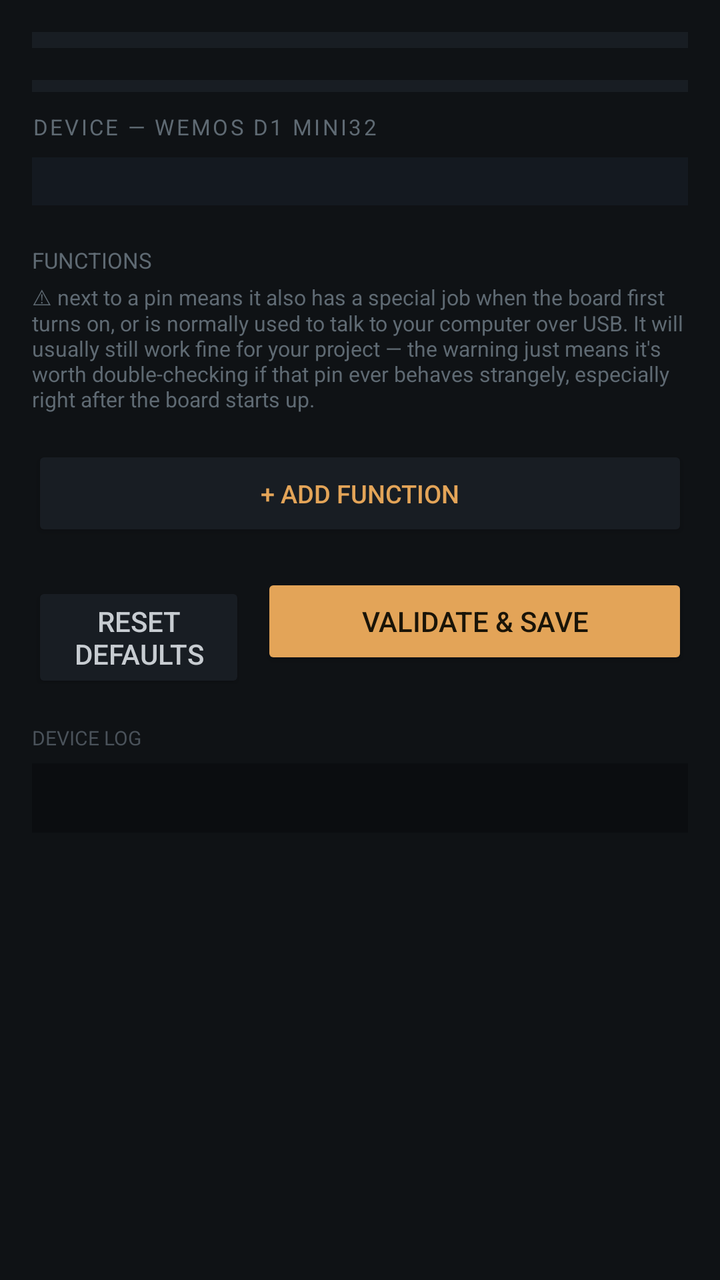
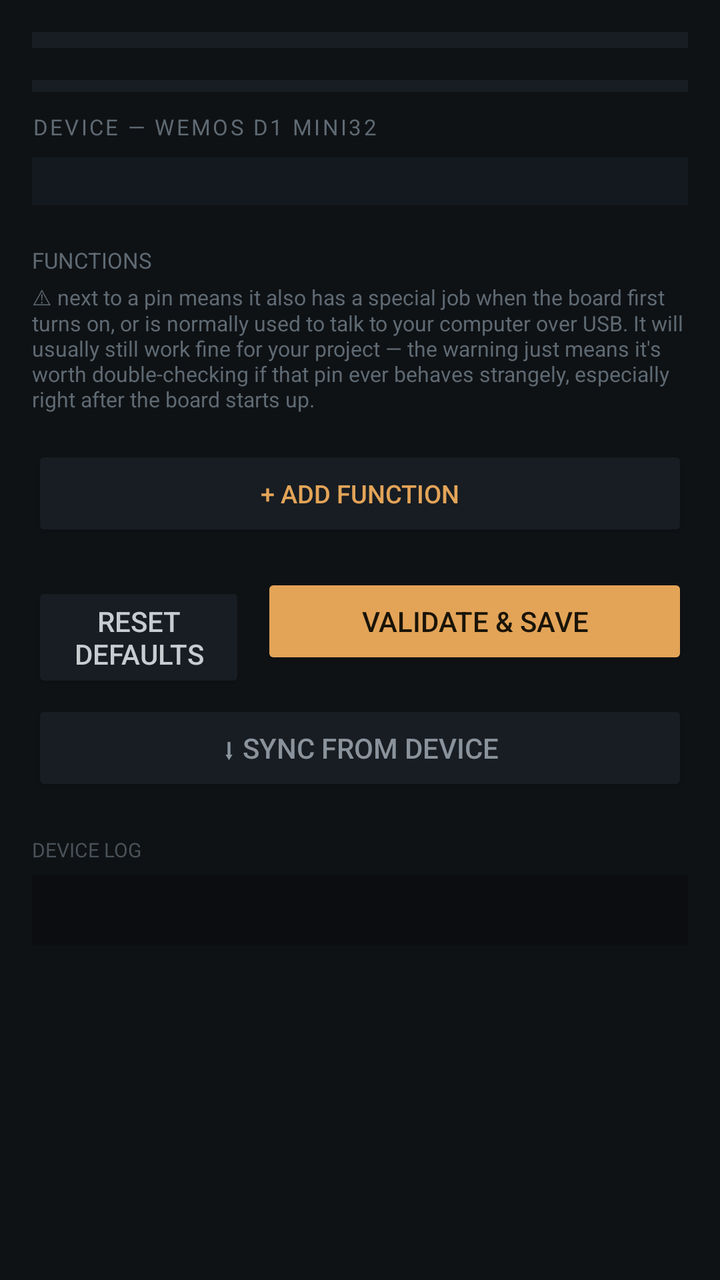

Before-and-after screenshots of an Android layout around one commit, followed by the original layout XML and the change that was made.
<!-- AndroidManifest.xml: application theme Theme.ESPad32Controller -->
<!-- res/layout/activity_pin_mapper.xml -->
<?xml version="1.0" encoding="utf-8"?>
<ScrollView xmlns:android="http://schemas.android.com/apk/res/android"
    xmlns:app="http://schemas.android.com/apk/res-auto"
    android:layout_width="match_parent"
    android:layout_height="match_parent"
    android:background="#0F1215">

    <LinearLayout
        android:layout_width="match_parent"
        android:layout_height="wrap_content"
        android:orientation="vertical"
        android:padding="16dp">

        
        <LinearLayout
            android:id="@+id/profileTabContainer"
            android:layout_width="match_parent"
            android:layout_height="wrap_content"
            android:orientation="horizontal"
            android:background="#181D23"
            android:padding="4dp"
            android:layout_marginBottom="16dp" />

        
        <LinearLayout
            android:id="@+id/boardTabContainer"
            android:layout_width="match_parent"
            android:layout_height="wrap_content"
            android:orientation="horizontal"
            android:background="#181D23"
            android:padding="3dp"
            android:layout_marginBottom="10dp" />

        <TextView
            android:id="@+id/boardSectionLabel"
            android:layout_width="wrap_content"
            android:layout_height="wrap_content"
            android:text="DEVICE — WEMOS D1 MINI32"
            android:textColor="#5F6A73"
            android:textSize="11sp"
            android:letterSpacing="0.1"
            android:layout_marginBottom="8dp" />

        <LinearLayout
            android:id="@+id/boardContainer"
            android:layout_width="match_parent"
            android:layout_height="wrap_content"
            android:orientation="horizontal"
            android:background="#141920"
            android:padding="12dp" />

        
        <TextView
            android:id="@+id/roleSectionLabel"
            android:layout_width="wrap_content"
            android:layout_height="wrap_content"
            android:text="FUNCTIONS"
            android:textColor="#5F6A73"
            android:textSize="11sp"
            android:layout_marginTop="20dp"
            android:layout_marginBottom="4dp" />

        <TextView
            android:layout_width="match_parent"
            android:layout_height="wrap_content"
            android:text="⚠ next to a pin means it also has a special job when the board first turns on, or is normally used to talk to your computer over USB. It will usually still work fine for your project — the warning just means it's worth double-checking if that pin ever behaves strangely, especially right after the board starts up."
            android:textColor="#5F6A73"
            android:textSize="10.5sp"
            android:layout_marginBottom="8dp" />

        <LinearLayout
            android:id="@+id/roleContainer"
            android:layout_width="match_parent"
            android:layout_height="wrap_content"
            android:orientation="vertical" />

        <Button
            android:id="@+id/addRoleButton"
            android:layout_width="match_parent"
            android:layout_height="wrap_content"
            android:text="+ Add Function"
            android:textSize="12.5sp"
            android:backgroundTint="#181D23"
            android:textColor="#E3A458"
            android:layout_marginTop="8dp" />

        
        <LinearLayout
            android:layout_width="match_parent"
            android:layout_height="wrap_content"
            android:orientation="horizontal"
            android:layout_marginTop="16dp">

            <Button
                android:id="@+id/resetButton"
                android:layout_width="0dp"
                android:layout_height="wrap_content"
                android:layout_weight="1"
                android:text="Reset defaults"
                android:backgroundTint="#181D23"
                android:textColor="#C7CCD1"
                android:layout_marginEnd="8dp" />

            <Button
                android:id="@+id/saveButton"
                android:layout_width="0dp"
                android:layout_height="wrap_content"
                android:layout_weight="2"
                android:text="Validate &amp; Save"
                android:backgroundTint="#E3A458"
                android:textColor="#1A1408" />
        </LinearLayout>

        
        <TextView
            android:layout_width="wrap_content"
            android:layout_height="wrap_content"
            android:text="DEVICE LOG"
            android:textColor="#4A525A"
            android:textSize="10sp"
            android:layout_marginTop="20dp"
            android:layout_marginBottom="6dp" />

        <TextView
            android:id="@+id/logText"
            android:layout_width="match_parent"
            android:layout_height="wrap_content"
            android:fontFamily="monospace"
            android:textSize="11sp"
            android:textColor="#9AA4AD"
            android:background="#0B0D10"
            android:padding="10dp" />

    </LinearLayout>
</ScrollView>
<!-- resources referenced by this layout -->
<resources>
  <style name="Theme.ESPad32Controller" parent="Theme.AppCompat.NoActionBar">
          <item name="android:windowBackground">#0A0A0A</item>
          <item name="android:statusBarColor">#000000</item>
          <item name="android:navigationBarColor">#000000</item>
          <item name="android:windowFullscreen">false</item>
      </style>
</resources>

<!-- the commit's change to res/layout/activity_pin_mapper.xml (unified diff, before → after) -->
@@ -112,6 +112,16 @@
         </LinearLayout>
 
         
+        <Button
+            android:id="@+id/syncFromDeviceButton"
+            android:layout_width="match_parent"
+            android:layout_height="wrap_content"
+            android:text="⬇ Sync from Device"
+            android:backgroundTint="#181D23"
+            android:textColor="#8A939C"
+            android:layout_marginTop="8dp" />
+
+        
         <TextView
             android:layout_width="wrap_content"
             android:layout_height="wrap_content"
